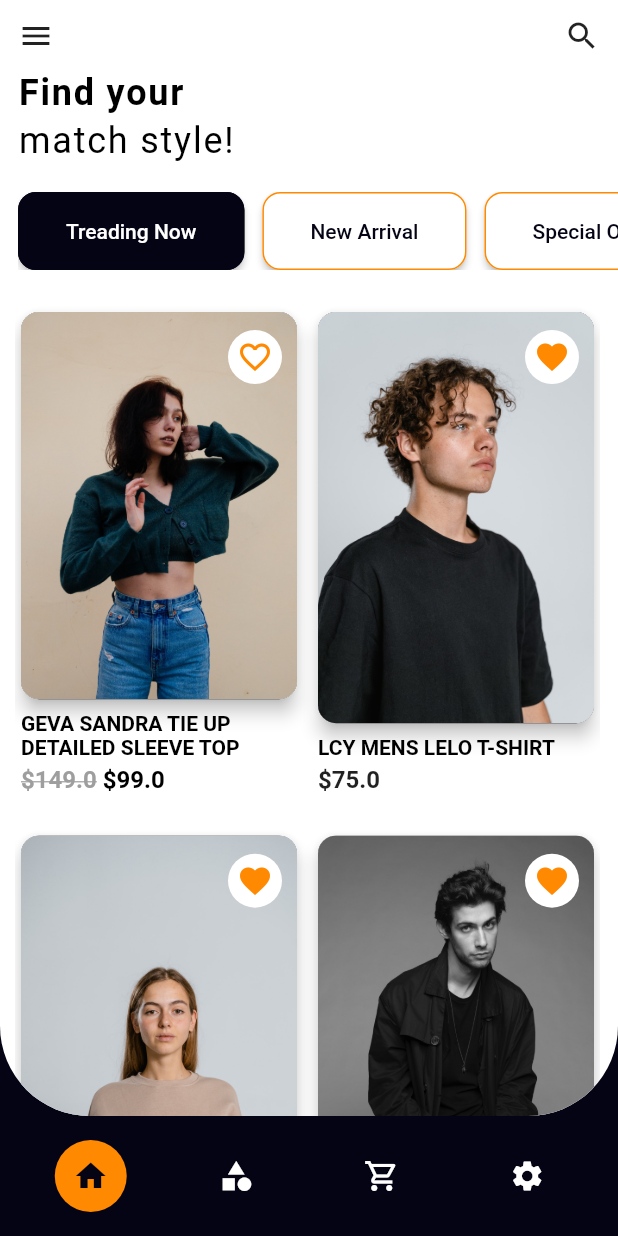
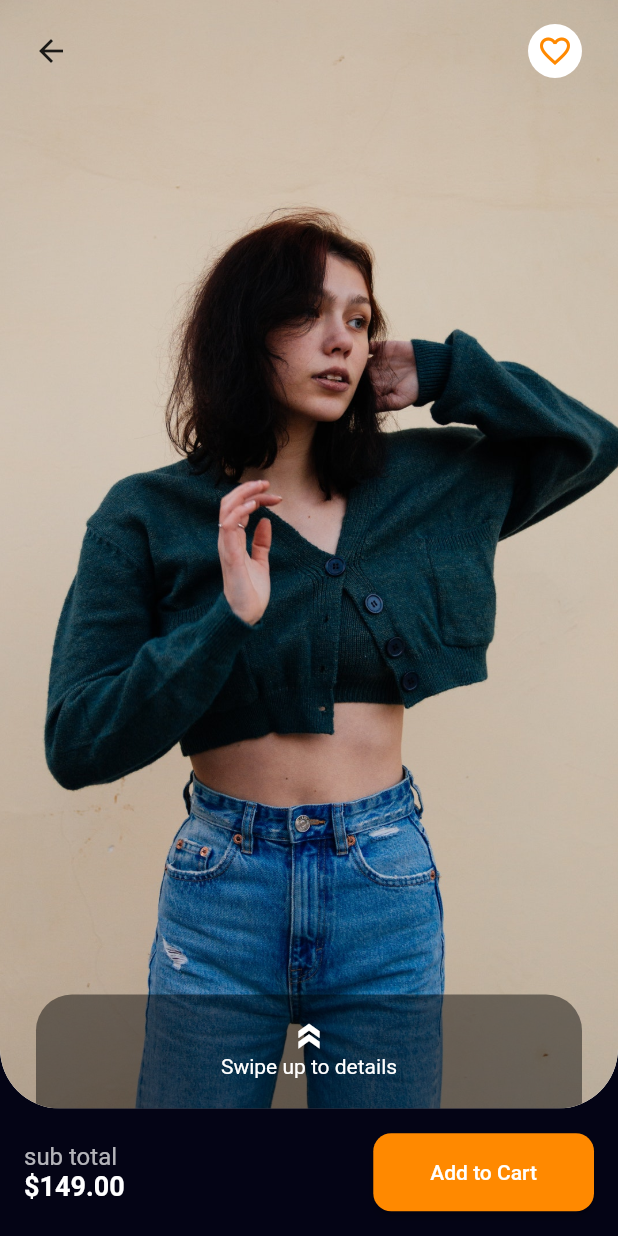
Before and after one commit to brekooname/Flutter-Cloth-Store-App, a Flutter app: the screen it shows after launch, after a tap on "GEVA SANDRA TIE UP DETAILED SLEEVE TOP", on a phone screen of 412 x 824 dp. Run offline on Flutter 3.47's test engine with Material 2 defaults, Android fonts, the phone set to English and light mode, and no system bars; drawn by our look-alikes of flutter_snake_navigationbar, sliding_up_panel; our stand-ins replace flutter_bloc.

Commit message:
Added cloth screen

```diff
--- /dev/null
+++ b/lib/presentation/screens/cloth/cloth_screens.dart
@@ -0,0 +1,152 @@
+import 'package:fasion_store/data/models/cloth.dart';
+import 'package:fasion_store/presentation/widgets/favorite_cloth_button.dart';
+import 'package:flutter/material.dart';
+import 'package:sliding_up_panel/sliding_up_panel.dart';
+
+class ClothScreen extends StatelessWidget {
+  final Cloth cloth;
+  const ClothScreen({Key? key, required this.cloth}) : super(key: key);
+
+  @override
+  Widget build(BuildContext context) {
+    return Scaffold(
+      backgroundColor: Theme.of(context).colorScheme.secondary,
+      body: SafeArea(
+        child: PhysicalModel(
+          color: Theme.of(context).backgroundColor,
+          borderRadius: const BorderRadius.only(
+              bottomLeft: Radius.circular(40),
+              bottomRight:
+              Radius.circular(40)),
+          clipBehavior: Clip.antiAlias,
+          child: Stack(
+            children: [
+              Container(
+                decoration: BoxDecoration(
+                  image: DecorationImage(
+                    image: AssetImage(cloth.image),
+                    fit: BoxFit.cover,
+                  ),
+                ),
+              ),
+              Positioned(
+                top: 10,
+                left: 10,
+                right: 10,
+                child: Row(
+                  mainAxisAlignment: MainAxisAlignment.spaceBetween,
+                  children: [
+                    IconButton(onPressed: ()=>Navigator.pop(context), icon: const Icon(
+                        Icons.arrow_back_outlined
+                    )),
+                    FavoriteClothButton(
+                      status: cloth.isFavorite,
+                      onClick: (){},
+                    )
+                  ],
+                ),
+              ),
+              SlidingUpPanel(
+                renderPanelSheet: false,
+                panel: _floatingPanel(
+                  cloth.description
+                ),
+                collapsed: _floatingCollapsed(),
+              )
+            ],
+          ),
+        ),
+      ),
+      bottomNavigationBar: Container(
+        color: Theme.of(context).colorScheme.secondary,
+        height: 85,
+        padding: const EdgeInsets.symmetric(
+          horizontal: 16
+        ),
+        child: Row(
+          crossAxisAlignment: CrossAxisAlignment.center,
+          mainAxisAlignment: MainAxisAlignment.spaceBetween,
+          children: [
+            Column(
+              crossAxisAlignment: CrossAxisAlignment.start,
+              mainAxisAlignment: MainAxisAlignment.center,
+              children: [
+                const Text("sub total",
+                style: TextStyle(
+                  color: Colors.white70,
+                  fontSize: 16
+                ),),
+                Text('\$${cloth.price.toStringAsFixed(2)}',
+                  style: const TextStyle(
+                      color: Colors.white,
+                      fontSize: 18,
+                    fontWeight: FontWeight.bold
+                  ),),
+              ],
+            ),
+            ElevatedButton(
+              onPressed: () {},
+              child: const Text("Add to Cart",
+                style: TextStyle(
+                    color: Colors.white
+                ),),
+              style: ButtonStyle(
+                padding: MaterialStateProperty.all<EdgeInsets>(
+                    const EdgeInsets.symmetric(vertical: 18, horizontal: 38)),
+                backgroundColor: MaterialStateProperty.all<Color>(Theme.of(context).primaryColor),
+                shape: MaterialStateProperty.all<RoundedRectangleBorder>(
+                  RoundedRectangleBorder(
+                      borderRadius: BorderRadius.circular(12.0)
+                  ),),),
+            )
+          ],
+        ),
+      ),
+    );
+  }
+
+  Widget _floatingCollapsed(){
+    return Container(
+      decoration: const BoxDecoration(
+        color: Colors.transparent,
+      ),
+      child: Padding(
+        padding: const EdgeInsets.only(bottom: 20),
+        child: Column(
+          mainAxisAlignment: MainAxisAlignment.end,
+          children: const [
+            RotatedBox(
+                quarterTurns: 3,
+                child: Icon(Icons.double_arrow_sharp,
+                  color: Colors.white,),
+            ),
+            Text(
+              "Swipe up to details",
+              style: TextStyle(color: Colors.white),
+            )
+          ],
+        ),
+      ),
+    );
+  }
+
+  Widget _floatingPanel(String description){
+    return Container(
+      decoration: BoxDecoration(
+          color: Colors.black45,
+          borderRadius: BorderRadius.all(Radius.circular(24.0)),
+      ),
+      margin: const EdgeInsets.all(24.0),
+      child: Padding(
+        padding: const EdgeInsets.all(8.0),
+        child: Center(
+          child: Text(description,
+          style: TextStyle(
+            color: Colors.white,
+            fontSize: 16
+          ),),
+        ),
+      ),
+    );
+  }
+}
--- a/lib/presentation/screens/home/home_screen.dart
+++ b/lib/presentation/screens/home/home_screen.dart
@@ -1,4 +1,5 @@
 import 'package:fasion_store/presentation/screens/home/widgets/home_appbar.dart';
+import 'package:fasion_store/presentation/screens/home/widgets/home_bottom_navbar.dart';
 import 'package:fasion_store/presentation/screens/home/widgets/home_title.dart';
 import 'package:fasion_store/presentation/screens/home/widgets/items_grid.dart';
 import 'package:fasion_store/presentation/screens/home/widgets/suggestion_list.dart';
@@ -14,39 +15,6 @@ class HomeScreen extends StatefulWidget {
 
 class _HomeScreenState extends State<HomeScreen> {
 
-  ShapeBorder? bottomBarShape = const RoundedRectangleBorder(
-    borderRadius: BorderRadius.all(Radius.circular(25)),
-  );
-
-  EdgeInsets padding = const EdgeInsets.all(12);
-
-  int _selectedItemPosition = 2;
-
-  SnakeShape snakeShape = SnakeShape.circle;
-
-  bool showSelectedLabels = false;
-
-  bool showUnselectedLabels = false;
-
-  Color selectedColor = Colors.black;
-
-  Color unselectedColor = Colors.blueGrey;
-
-  Gradient selectedGradient =
-  const LinearGradient(colors: [Colors.red, Colors.amber]);
-
-  Gradient unselectedGradient =
-  const LinearGradient(colors: [Colors.red, Colors.blueGrey]);
-
-  Color? containerColor;
-
-  List<Color> containerColors = [
-    const Color(0xFFFDE1D7),
-    const Color(0xFFE4EDF5),
-    const Color(0xFFE7EEED),
-    const Color(0xFFF4E4CE),
-  ];
-
   @override
   Widget build(BuildContext context) {
     return Scaffold(
@@ -55,9 +23,9 @@ class _HomeScreenState extends State<HomeScreen> {
         child: PhysicalModel(
           color: Theme.of(context).backgroundColor,
           borderRadius: const BorderRadius.only(
-              bottomLeft: Radius.circular(60),
+              bottomLeft: Radius.circular(40),
               bottomRight:
-              Radius.circular(60)),
+              Radius.circular(40)),
           clipBehavior: Clip.antiAlias,
           child: Column(
             crossAxisAlignment: CrossAxisAlignment.start,
@@ -70,28 +38,7 @@ class _HomeScreenState extends State<HomeScreen> {
           ),
         ),
       ),
-      bottomNavigationBar: SnakeNavigationBar.color(
-        behaviour: SnakeBarBehaviour.floating,
-        snakeShape: SnakeShape.circle,
-        padding: padding,
-        backgroundColor: Theme.of(context).colorScheme.secondary,
-
-        snakeViewColor: Theme.of(context).primaryColor,
-        selectedItemColor: snakeShape == SnakeShape.indicator ? Theme.of(context).primaryColor : null,
-        unselectedItemColor: Colors.white,
-
-        showUnselectedLabels: showUnselectedLabels,
-        showSelectedLabels: showSelectedLabels,
-
-        currentIndex: _selectedItemPosition,
-        onTap: (index) => setState(() => _selectedItemPosition = index),
-        items: const [
-          BottomNavigationBarItem(icon: Icon(Icons.home), label: 'home'),
-          BottomNavigationBarItem(icon: Icon(Icons.category), label: 'category'),
-          BottomNavigationBarItem(icon: Icon(Icons.shopping_cart_outlined), label: 'cart'),
-          BottomNavigationBarItem(icon: Icon(Icons.settings), label: 'settings')
-        ],
-      ),
+      bottomNavigationBar: const HomeBottomNavbar(),
     );
   }
 }
--- /dev/null
+++ b/lib/presentation/screens/home/widgets/home_bottom_navbar.dart
@@ -0,0 +1,39 @@
+import 'package:flutter/material.dart';
+import 'package:flutter_snake_navigationbar/flutter_snake_navigationbar.dart';
+
+class HomeBottomNavbar extends StatefulWidget {
+  const HomeBottomNavbar({Key? key}) : super(key: key);
+
+  @override
+  State<HomeBottomNavbar> createState() => _HomeBottomNavbarState();
+}
+
+class _HomeBottomNavbarState extends State<HomeBottomNavbar> {
+  int _selectedItemPosition = 0;
+
+  @override
+  Widget build(BuildContext context) {
+    return SnakeNavigationBar.color(
+      behaviour: SnakeBarBehaviour.floating,
+      snakeShape: SnakeShape.circle,
+      padding: const EdgeInsets.all(12),
+      backgroundColor: Theme.of(context).colorScheme.secondary,
+
+      snakeViewColor: Theme.of(context).primaryColor,
+      selectedItemColor: SnakeShape.circle == SnakeShape.indicator ? Theme.of(context).primaryColor : null,
+      unselectedItemColor: Colors.white,
+
+      showUnselectedLabels: false,
+      showSelectedLabels: false,
+
+      currentIndex: _selectedItemPosition,
+      onTap: (index) => setState(() => _selectedItemPosition = index),
+      items: const [
+        BottomNavigationBarItem(icon: Icon(Icons.home), label: 'home'),
+        BottomNavigationBarItem(icon: Icon(Icons.category), label: 'category'),
+        BottomNavigationBarItem(icon: Icon(Icons.shopping_cart_outlined), label: 'cart'),
+        BottomNavigationBarItem(icon: Icon(Icons.settings), label: 'settings')
+      ],
+    );
+  }
+}
--- a/lib/presentation/screens/home/widgets/main_cloth_card.dart
+++ b/lib/presentation/screens/home/widgets/main_cloth_card.dart
@@ -1,4 +1,6 @@
 import 'package:fasion_store/data/models/cloth.dart';
+import 'package:fasion_store/presentation/screens/cloth/cloth_screens.dart';
+import 'package:fasion_store/presentation/widgets/favorite_cloth_button.dart';
 import 'package:flutter/material.dart';
 
 class MainClothCard extends StatelessWidget {
@@ -7,10 +9,17 @@ class MainClothCard extends StatelessWidget {
 
   @override
   Widget build(BuildContext context) {
-    return Padding(
+    return InkWell(
+      onTap: (){
+        Navigator.push(
+          context,
+          MaterialPageRoute(builder: (context) => ClothScreen(
+              cloth: cloth
+          )),
+        );
+      },
+      child: Padding(
         padding: const EdgeInsets.symmetric(vertical: 12),
-      child: GestureDetector(
-        onTap: () {},
         child: Stack(
           children: [
             Column(
@@ -28,14 +37,11 @@ class MainClothCard extends StatelessWidget {
                       child: Hero(
                         tag: cloth.id,
                         child: Material(
-                      child: InkWell(
-                        onTap: () {},
                           child: GridTile(
                             footer: Container(),
                             child: Image.asset(
                               cloth.image,
                               fit: BoxFit.cover,
-                          ),
                             ),
                           ),
                         ),
@@ -67,29 +73,15 @@ class MainClothCard extends StatelessWidget {
                       )
                     ],
                   ),
-                  // child: Text(
-                  //   r'$' + cloth.price.toString(),
-                  //   style: const TextStyle(
-                  //       fontSize: 16, fontWeight: FontWeight.w600),
-                  // ),
                 )
               ],
             ),
             Positioned(
               top: 10,
               right: 0,
-              child: ElevatedButton(
-                onPressed: () {},
-                child: Icon(
-                    cloth.isFavorite ? Icons.favorite : Icons.favorite_border,
-                    color: Theme.of(context).primaryColor),
-                style: ElevatedButton.styleFrom(
-                  shape: const CircleBorder(),
-                  elevation: 0,
-                  padding: const EdgeInsets.all(6),
-                  primary: Colors.white, // <-- Button color
-                  onPrimary: Colors.red, // <-- Splash color
-                ),
+              child: FavoriteClothButton(
+                status: cloth.isFavorite,
+                onClick: (){},
               ),
             ),
           ],
--- a/lib/presentation/screens/home/widgets/suggestion_list.dart
+++ b/lib/presentation/screens/home/widgets/suggestion_list.dart
@@ -7,16 +7,19 @@ class SuggestionList extends StatelessWidget {
   @override
   Widget build(BuildContext context) {
     return Padding(
-      padding: const EdgeInsets.only(left: 12, top: 16),
+      padding: const EdgeInsets.only(top: 16),
       child: SingleChildScrollView(
         scrollDirection: Axis.horizontal,
         physics: const BouncingScrollPhysics(),
         child: Row(
           children: [
-            SuggestionButton(
-                title: "Treading Now",
-                onClick: (){},
-                isSelected: true
+            Padding(
+              padding: const EdgeInsets.only(left: 12),
+              child: SuggestionButton(
+                  title: "Treading Now",
+                  onClick: (){},
+                  isSelected: true
+              ),
             ),
             const SizedBox(
               width: 12,
--- /dev/null
+++ b/lib/presentation/widgets/favorite_cloth_button.dart
@@ -0,0 +1,26 @@
+import 'package:flutter/material.dart';
+
+class FavoriteClothButton extends StatelessWidget {
+  final bool status;
+  final Function onClick;
+  const FavoriteClothButton({Key? key,
+  required this.status,
+  required this.onClick}) : super(key: key);
+
+  @override
+  Widget build(BuildContext context) {
+    return ElevatedButton(
+      onPressed: ()=>onClick(),
+      child: Icon(
+          status ? Icons.favorite : Icons.favorite_border,
+          color: Theme.of(context).primaryColor),
+      style: ElevatedButton.styleFrom(
+        shape: const CircleBorder(),
+        elevation: 0,
+        padding: const EdgeInsets.all(6),
+        primary: Colors.white,
+        onPrimary: Colors.red,
+      ),
+    );
+  }
+}
--- a/pubspec.yaml
+++ b/pubspec.yaml
@@ -38,6 +38,8 @@ dependencies:
   flutter_bloc:
   animated_bottom_navigation_bar: ^0.3.2
   flutter_snake_navigationbar: ^0.6.0
+
+  sliding_up_panel: ^2.0.0+1
 
 dev_dependencies:
   flutter_test:
```
Also changed, not shown: pubspec.lock. Lines whose indentation alone changed are shown as unchanged.
